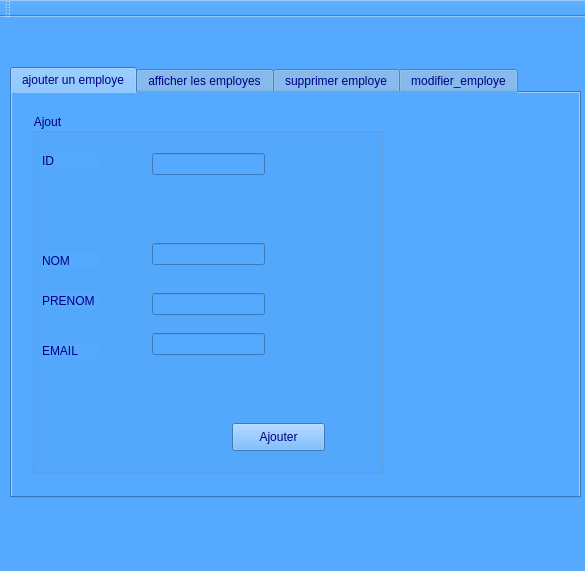
This is mainwindow.ui in islem-abidi/smart-budiness-travel-agency-2A31 as Qt 5 draws it before an edit. The edited form follows.
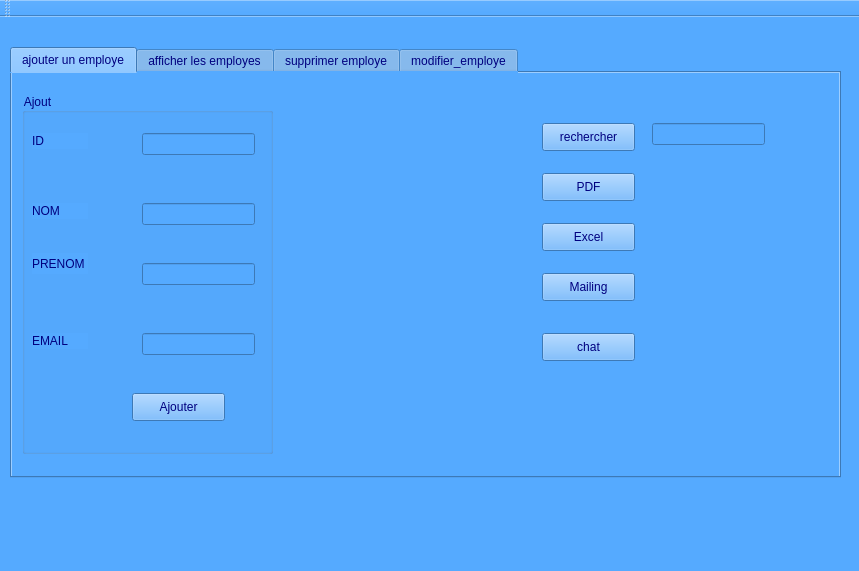
This is the edited form. The open tabs and pages were chosen to show the change.

The edit to the form file:
```diff
--- a/mainwindow.ui
+++ b/mainwindow.ui
@@ -6,7 +6,7 @@
    <rect>
     <x>0</x>
     <y>0</y>
-    <width>585</width>
+    <width>859</width>
     <height>571</height>
    </rect>
   </property>
@@ -21,8 +21,8 @@
     <property name="geometry">
      <rect>
       <x>10</x>
-      <y>50</y>
-      <width>571</width>
+      <y>30</y>
+      <width>831</width>
       <height>431</height>
      </rect>
     </property>
@@ -39,9 +39,9 @@
      <widget class="QGroupBox" name="groupBox">
       <property name="geometry">
        <rect>
-        <x>20</x>
+        <x>10</x>
         <y>20</y>
-        <width>351</width>
+        <width>251</width>
         <height>361</height>
        </rect>
       </property>
@@ -68,7 +68,7 @@
        <property name="geometry">
         <rect>
          <x>10</x>
-         <y>140</y>
+         <y>110</y>
          <width>56</width>
          <height>16</height>
         </rect>
@@ -81,9 +81,9 @@
        <property name="geometry">
         <rect>
          <x>10</x>
-         <y>180</y>
+         <y>160</y>
          <width>56</width>
-         <height>16</height>
+         <height>21</height>
         </rect>
        </property>
        <property name="text">
@@ -94,7 +94,7 @@
        <property name="geometry">
         <rect>
          <x>10</x>
-         <y>230</y>
+         <y>240</y>
          <width>56</width>
          <height>16</height>
         </rect>
@@ -117,7 +117,7 @@
        <property name="geometry">
         <rect>
          <x>120</x>
-         <y>130</y>
+         <y>110</y>
          <width>113</width>
          <height>22</height>
         </rect>
@@ -127,7 +127,7 @@
        <property name="geometry">
         <rect>
          <x>120</x>
-         <y>180</y>
+         <y>170</y>
          <width>113</width>
          <height>22</height>
         </rect>
@@ -137,7 +137,7 @@
        <property name="geometry">
         <rect>
          <x>120</x>
-         <y>220</y>
+         <y>240</y>
          <width>113</width>
          <height>22</height>
         </rect>
@@ -146,8 +146,8 @@
       <widget class="QPushButton" name="pb_ajoutter">
        <property name="geometry">
         <rect>
-         <x>200</x>
-         <y>310</y>
+         <x>110</x>
+         <y>300</y>
          <width>93</width>
          <height>28</height>
         </rect>
@@ -157,6 +157,81 @@
        </property>
       </widget>
      </widget>
+     <widget class="QPushButton" name="pb_rechercher">
+      <property name="geometry">
+       <rect>
+        <x>530</x>
+        <y>50</y>
+        <width>93</width>
+        <height>28</height>
+       </rect>
+      </property>
+      <property name="text">
+       <string>rechercher</string>
+      </property>
+     </widget>
+     <widget class="QLineEdit" name="le_rech">
+      <property name="geometry">
+       <rect>
+        <x>640</x>
+        <y>50</y>
+        <width>113</width>
+        <height>22</height>
+       </rect>
+      </property>
+     </widget>
+     <widget class="QPushButton" name="pb_pdf">
+      <property name="geometry">
+       <rect>
+        <x>530</x>
+        <y>100</y>
+        <width>93</width>
+        <height>28</height>
+       </rect>
+      </property>
+      <property name="text">
+       <string>PDF</string>
+      </property>
+     </widget>
+     <widget class="QPushButton" name="pb_excel_3">
+      <property name="geometry">
+       <rect>
+        <x>530</x>
+        <y>150</y>
+        <width>93</width>
+        <height>28</height>
+       </rect>
+      </property>
+      <property name="text">
+       <string>Excel</string>
+      </property>
+     </widget>
+     <widget class="QPushButton" name="pB_sts_2">
+      <property name="geometry">
+       <rect>
+        <x>530</x>
+        <y>200</y>
+        <width>93</width>
+        <height>28</height>
+       </rect>
+      </property>
+      <property name="text">
+       <string>Mailing</string>
+      </property>
+     </widget>
+     <widget class="QPushButton" name="pb_chat">
+      <property name="geometry">
+       <rect>
+        <x>530</x>
+        <y>260</y>
+        <width>93</width>
+        <height>28</height>
+       </rect>
+      </property>
+      <property name="text">
+       <string>chat</string>
+      </property>
+     </widget>
     </widget>
     <widget class="QWidget" name="tab_2">
      <attribute name="title">
```
Left out of the diff: 32 changed lines with no effect on the pictures.
